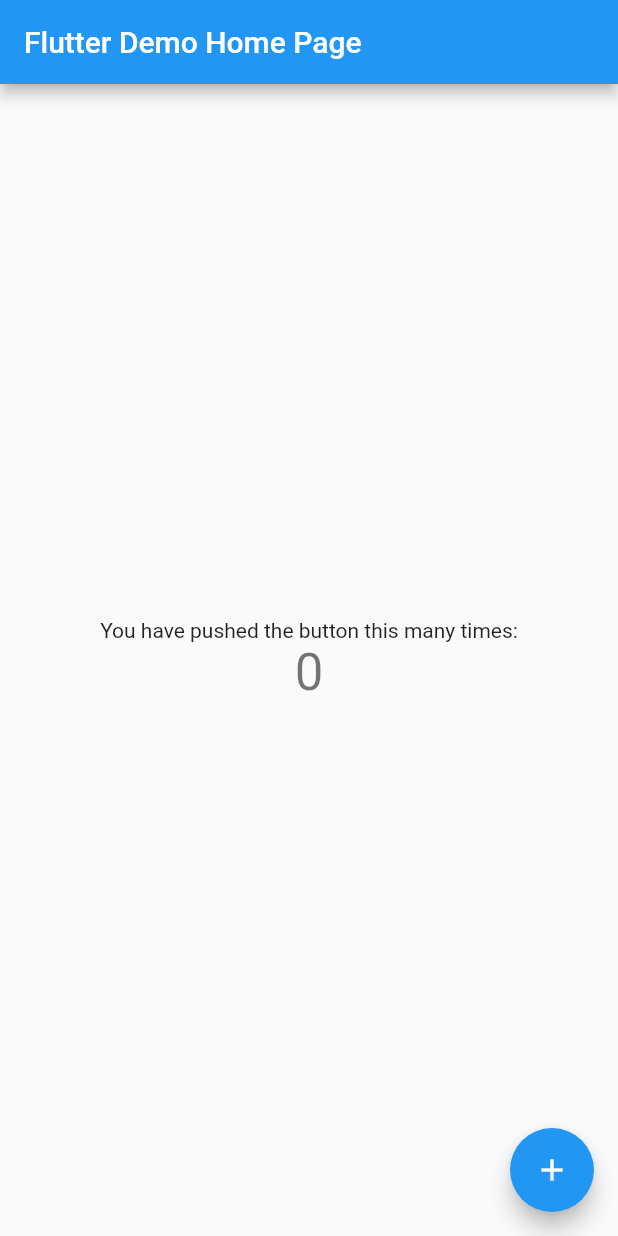
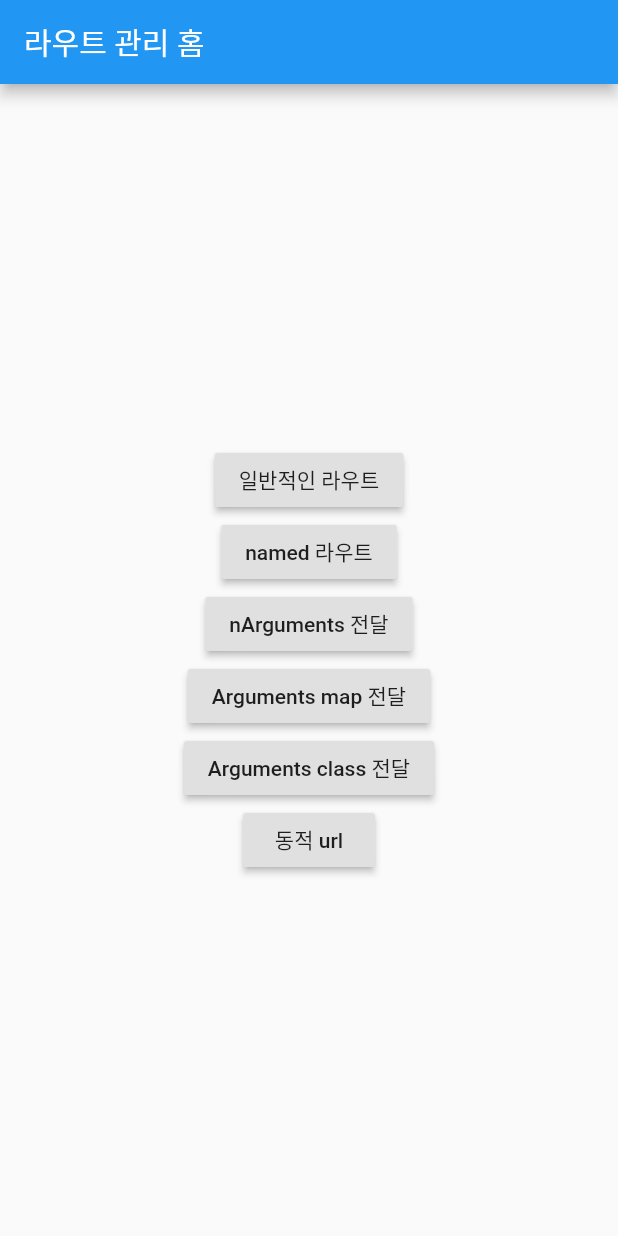
Before and after one commit to dkfjsdif10815kljrwnef/savedata, a Flutter app: the screen it shows after launch, on a phone screen of 412 x 824 dp. Run offline on Flutter 3.47's test engine with Material 2 defaults, Android fonts, the phone set to English and light mode, and no system bars; our stand-ins replace get.

Commit message:
0207commit #2

```diff
--- a/lib/main.dart
+++ b/lib/main.dart
@@ -1,115 +1,64 @@
 import 'package:flutter/material.dart';
+import 'package:get/get.dart';
+import 'package:savedata/src/home.dart';
+import 'package:savedata/src/pages/named/first.dart';
+import 'package:savedata/src/pages/named/second.dart';
+import 'package:savedata/src/pages/next.dart';
+import 'package:savedata/src/pages/user.dart';
 
 void main() {
   runApp(const MyApp());
 }
 
 class MyApp extends StatelessWidget {
-  const MyApp({Key? key}) : super(key: key);
+  const MyApp({Key key}) : super(key: key);
 
   // This widget is the root of your application.
   @override
   Widget build(BuildContext context) {
-    return MaterialApp(
-      title: 'Flutter Demo',
-      theme: ThemeData(
-        // This is the theme of your application.
-        //
-        // Try running your application with "flutter run". You'll see the
-        // application has a blue toolbar. Then, without quitting the app, try
-        // changing the primarySwatch below to Colors.green and then invoke
-        // "hot reload" (press "r" in the console where you ran "flutter run",
-        // or simply save your changes to "hot reload" in a Flutter IDE).
-        // Notice that the counter didn't reset back to zero; the application
-        // is not restarted.
-        primarySwatch: Colors.blue,
-      ),
-      home: const MyHomePage(title: 'Flutter Demo Home Page'),
-    );
+    return GetMaterialApp(
+        title: 'Flutter Demo',
+        theme: ThemeData(
+          primarySwatch: Colors.blue,
+          visualDensity: VisualDensity.adaptivePlatformDensity,
+        ),
+        // home: Home(),
+        initialRoute: "/",
+        // routes: {
+        //   "/": (context) => Home(),
+        //   "/first": (context) => FirstNamePage(),
+        //   "/second": (context) => SecondNamePage(),
+        // },
+        getPages: [
+          GetPage(
+              name: "/",
+              page: () => Home(),
+              transition: Transition.zoom), //transition:넘어갈때의 애니메이션 처리
+          GetPage(
+              name: "/first",
+              page: () => FirstNamePage(),
+              transition: Transition.zoom),
+          GetPage(
+              name: "/second",
+              page: () => SecondNamePage(),
+              transition: Transition.zoom),
+          GetPage(
+              name: "/nextarg",
+              page: () => NextPageArg(),
+              transition: Transition.zoom),
+          GetPage(
+              name: "/nextmap",
+              page: () => NextPageMap(),
+              transition: Transition.zoom),
+          GetPage(
+              name: "/nextclass",
+              page: () => NextPageClass(),
+              transition: Transition.zoom),
+          GetPage(
+              //url param 전달
+              name: "/user/:uid",
+              page: () => UserPage(),
+              transition: Transition.zoom),
+        ]);
   }
 }
-
-class MyHomePage extends StatefulWidget {
-  const MyHomePage({Key? key, required this.title}) : super(key: key);
-
-  // This widget is the home page of your application. It is stateful, meaning
-  // that it has a State object (defined below) that contains fields that affect
-  // how it looks.
-
-  // This class is the configuration for the state. It holds the values (in this
-  // case the title) provided by the parent (in this case the App widget) and
-  // used by the build method of the State. Fields in a Widget subclass are
-  // always marked "final".
-
-  final String title;
-
-  @override
-  State<MyHomePage> createState() => _MyHomePageState();
-}
-
-class _MyHomePageState extends State<MyHomePage> {
-  int _counter = 0;
-
-  void _incrementCounter() {
-    setState(() {
-      // This call to setState tells the Flutter framework that something has
-      // changed in this State, which causes it to rerun the build method below
-      // so that the display can reflect the updated values. If we changed
-      // _counter without calling setState(), then the build method would not be
-      // called again, and so nothing would appear to happen.
-      _counter++;
-    });
-  }
-
-  @override
-  Widget build(BuildContext context) {
-    // This method is rerun every time setState is called, for instance as done
-    // by the _incrementCounter method above.
-    //
-    // The Flutter framework has been optimized to make rerunning build methods
-    // fast, so that you can just rebuild anything that needs updating rather
-    // than having to individually change instances of widgets.
-    return Scaffold(
-      appBar: AppBar(
-        // Here we take the value from the MyHomePage object that was created by
-        // the App.build method, and use it to set our appbar title.
-        title: Text(widget.title),
-      ),
-      body: Center(
-        // Center is a layout widget. It takes a single child and positions it
-        // in the middle of the parent.
-        child: Column(
-          // Column is also a layout widget. It takes a list of children and
-          // arranges them vertically. By default, it sizes itself to fit its
-          // children horizontally, and tries to be as tall as its parent.
-          //
-          // Invoke "debug painting" (press "p" in the console, choose the
-          // "Toggle Debug Paint" action from the Flutter Inspector in Android
-          // Studio, or the "Toggle Debug Paint" command in Visual Studio Code)
-          // to see the wireframe for each widget.
-          //
-          // Column has various properties to control how it sizes itself and
-          // how it positions its children. Here we use mainAxisAlignment to
-          // center the children vertically; the main axis here is the vertical
-          // axis because Columns are vertical (the cross axis would be
-          // horizontal).
-          mainAxisAlignment: MainAxisAlignment.center,
-          children: <Widget>[
-            const Text(
-              'You have pushed the button this many times:',
-            ),
-            Text(
-              '$_counter',
-              style: Theme.of(context).textTheme.headline4,
-            ),
-          ],
-        ),
-      ),
-      floatingActionButton: FloatingActionButton(
-        onPressed: _incrementCounter,
-        tooltip: 'Increment',
-        child: const Icon(Icons.add),
-      ), // This trailing comma makes auto-formatting nicer for build methods.
-    );
-  }
-}
--- /dev/null
+++ b/lib/src/home.dart
@@ -0,0 +1,69 @@
+import 'package:flutter/cupertino.dart';
+import 'package:flutter/material.dart';
+import 'package:get/get.dart';
+import 'package:savedata/src/pages/first.dart';
+import 'package:savedata/src/pages/next.dart';
+
+class Home extends StatelessWidget {
+  const Home({Key key}) : super(key: key);
+
+  @override
+  Widget build(BuildContext context) {
+    return Scaffold(
+      appBar: AppBar(title: Text("라우트 관리 홈")),
+      body: Center(
+          child: Column(mainAxisAlignment: MainAxisAlignment.center, children: [
+        RaisedButton(
+            child: Text("일반적인 라우트"),
+            onPressed: () {
+              //기존소스
+              // Navigator.of(context).push(MaterialPageRoute(
+              //   builder: (_) => FirstPage(),
+              // ));
+              Get.to(FirstPage());
+            }),
+        RaisedButton(
+            child: Text("named 라우트"),
+            onPressed: () {
+              //기존소스
+              //Navigator.of(context).pushNamed("/first");
+              Get.toNamed("/first");
+            }),
+        RaisedButton(
+            child: Text("nArguments 전달"),
+            onPressed: () {
+              //기존소스
+              //Navigator.of(context).pushNamed("/first");
+              Get.toNamed("/nextarg", arguments: "개남"); //값을 넘기는 방법
+              // Get.to(FirstPage(), arguments: "개남");
+            }),
+        RaisedButton(
+            child: Text("Arguments map 전달"),
+            onPressed: () {
+              //기존소스
+              //Navigator.of(context).pushNamed("/first");
+              Get.toNamed("/nextmap",
+                  arguments: {"name": "개남", "age": "22"}); //값을 넘기는 방법
+              // Get.to(FirstPage(), arguments: "개남");
+            }),
+        RaisedButton(
+            child: Text("Arguments class 전달"),
+            onPressed: () {
+              //기존소스
+              //Navigator.of(context).pushNamed("/first");
+              Get.toNamed("/nextclass",
+                  arguments: User(name: "클래스이름", age: 333)); //값을 넘기는 방법
+              // Get.to(FirstPage(), arguments: "개남");
+            }),
+        RaisedButton(
+            child: Text("동적 url"),
+            onPressed: () {
+              //기존소스
+              //Navigator.of(context).pushNamed("/first");
+              Get.toNamed("/user/28357"); //값을 넘기는 방법
+              // Get.to(FirstPage(), arguments: "개남");
+            })
+      ])),
+    );
+  }
+}
```
Also changed, not shown: lib/src/pages/first.dart (added, +29 -0 lines), lib/src/pages/named/first.dart (added, +30 -0 lines), lib/src/pages/named/second.dart (added, +46 -0 lines), lib/src/pages/next.dart (added, +89 -0 lines), lib/src/pages/second.dart (added, +44 -0 lines), lib/src/pages/user.dart (added, +30 -0 lines), pubspec.yaml (+6 -1 lines), pubspec.lock.
